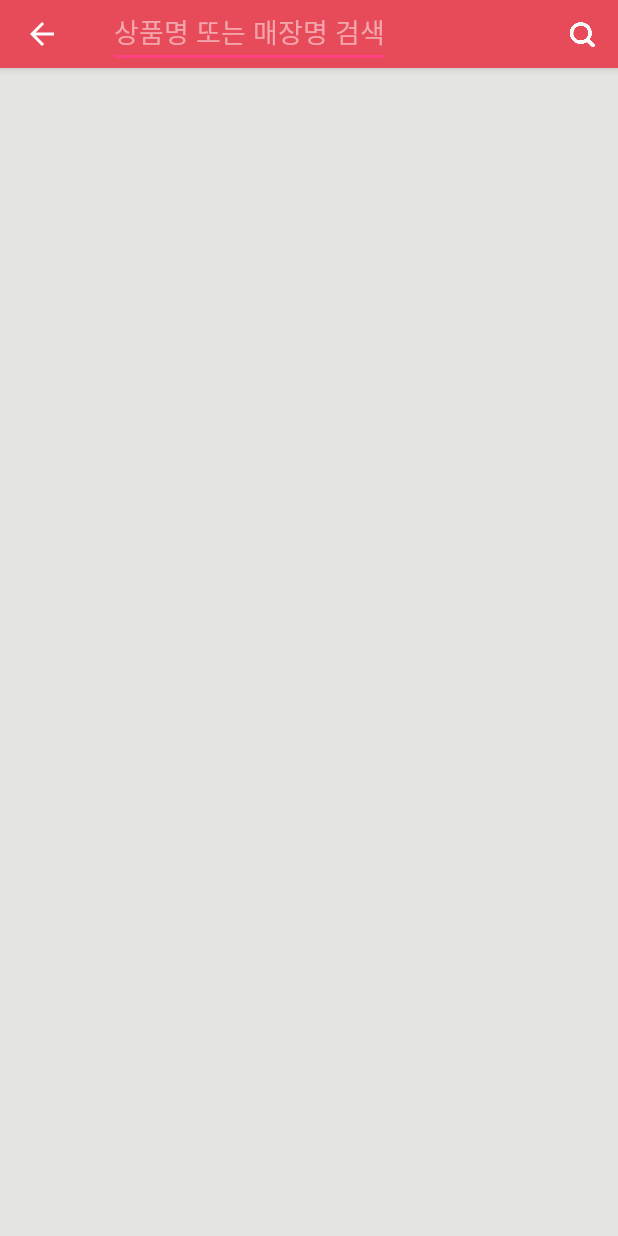
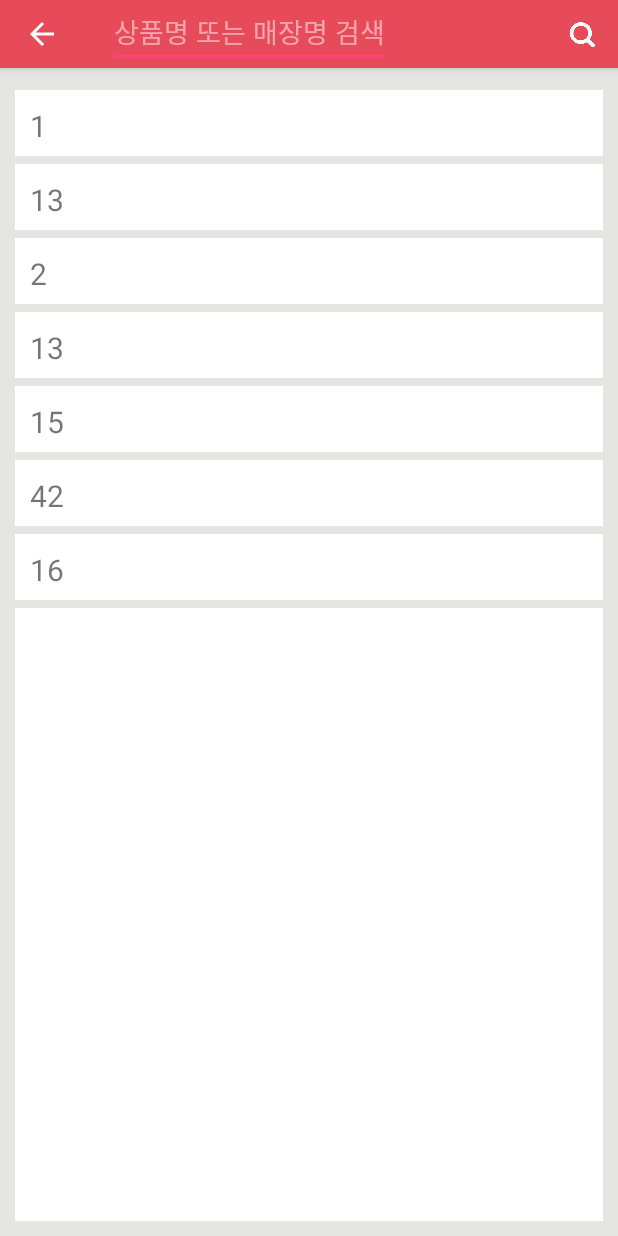
Before and after one commit to OnceTwice/ModealApplication, an Android app: the screen it shows after launch (SearchActivity), after a tap on an icon or button, on a phone screen of 412 x 824 dp. Run offline under Robolectric (Android 15) with nearby library versions, the phone set to English and light mode, and no system bars; libraries missing offline, so code that uses them is left out: com.github.kevinsawicki.http, com.nostra13.universalimageloader; 14 statements that could not run were skipped.

Commit message:
0125 검색시 아래 데이터 출력 진행중

```diff
--- a/app/src/main/java/com/ff/modealapplication/app/core/service/SearchService.java
+++ b/app/src/main/java/com/ff/modealapplication/app/core/service/SearchService.java
@@ -1,8 +1,57 @@
 package com.ff.modealapplication.app.core.service;
+
+import com.ff.modealapplication.andorid.network.JSONResult;
+import com.ff.modealapplication.app.core.vo.ItemVo;
+import com.github.kevinsawicki.http.HttpRequest;
+import com.google.gson.Gson;
+import com.google.gson.GsonBuilder;
+
+import java.io.IOException;
+import java.io.Reader;
+import java.net.HttpURLConnection;
+import java.util.List;
 
 /**
  * Created by BIT on 2017-01-24.
  */
 
 public class SearchService {
+    public List<ItemVo> searchList(){
+        String url="192.168.1.14:8888/modeal/list/search";
+
+        HttpRequest httpRequest = HttpRequest.get(url);
+
+        httpRequest.contentType(HttpRequest.CONTENT_TYPE_JSON);
+        httpRequest.accept(HttpRequest.CONTENT_TYPE_JSON);
+        httpRequest.connectTimeout(3000);
+        httpRequest.readTimeout(3000);
+
+        int responseCode=httpRequest.code();
+        if(responseCode != HttpURLConnection.HTTP_OK){
+            throw new RuntimeException("HTTP Response :" + responseCode);
+        }
+
+        JSONResultSearhList jsonResultSearchList = fromJSON(httpRequest, JSONResultSearhList.class);
+
+        return jsonResultSearchList.getData();
+    }
+
+    public class JSONResultSearhList extends JSONResult<List<ItemVo>>{
+    }
+
+    protected <V> V fromJSON(HttpRequest request, Class<V> target){
+        V v= null;
+        try{
+            Gson gson = new GsonBuilder().create();
+
+            Reader reader = request.bufferedReader();
+            v=gson.fromJson(reader, target);
+
+            reader.close();
+        }catch (IOException e){
+            throw new RuntimeException(e);
+        }
+        return v;
+    }
+
 }
--- a/app/src/main/java/com/ff/modealapplication/app/ui/Main/MainActivity.java
+++ b/app/src/main/java/com/ff/modealapplication/app/ui/Main/MainActivity.java
@@ -23,6 +23,7 @@ import android.util.Log;
 import android.view.Menu;
 import android.view.MenuItem;
 import android.view.View;
+import android.widget.ListView;
 import android.widget.Toast;
 import android.widget.Toast;
 
@@ -161,15 +162,12 @@ public class MainActivity extends ListActivity implements NavigationView.OnNavig
         public List<Map<String, Object>> call() throws Exception {
             MainService mainService = new MainService();
             List<Map<String, Object>> list = mainService.MainItemList();
-            Log.d("--------", "" + list);
             return list;
         }
 
         @Override
         protected void onSuccess(List<Map<String, Object>> list) throws Exception {
-            Log.d("success test ->", "" + list);
             mainListArrayAdapter.add(list);
-            Log.d("123", "" + list);
             super.onSuccess(list);
         }
 
--- a/app/src/main/java/com/ff/modealapplication/app/ui/Search/SearchActivity.java
+++ b/app/src/main/java/com/ff/modealapplication/app/ui/Search/SearchActivity.java
@@ -4,19 +4,35 @@ import android.content.Intent;
 import android.support.v7.app.AppCompatActivity;
 import android.os.Bundle;
 import android.support.v7.widget.Toolbar;
+import android.text.Editable;
+import android.text.TextWatcher;
+import android.util.Log;
 import android.view.KeyEvent;
 import android.view.Menu;
 import android.view.MenuItem;
 import android.view.View;
+import android.widget.ArrayAdapter;
 import android.widget.EditText;
+import android.widget.ListView;
 
 import com.ff.modealapplication.R;
+import com.ff.modealapplication.andorid.network.SafeAsyncTask;
+import com.ff.modealapplication.app.core.service.SearchService;
+import com.ff.modealapplication.app.core.vo.ItemVo;
+
+import java.util.ArrayList;
+import java.util.List;
+import java.util.Map;
 
 public class SearchActivity extends AppCompatActivity {
 
+    private SearchService searchService = new SearchService();
     private  EditText search_edit;
+    ListView listView;
 
+    ArrayAdapter<String> adapter;
 
+    ArrayList<Map<String, String>> mapList;
 
     @Override
     protected void onCreate(Bundle savedInstanceState) {
@@ -29,7 +45,32 @@ public class SearchActivity extends AppCompatActivity {
         getSupportActionBar().setDisplayShowTitleEnabled(false);
         getSupportActionBar().setDisplayHomeAsUpEnabled(true); //뒤로가기 버튼
 
+        List<ItemVo> list = searchService.searchList();
+
+        //검색 입력시 리스트 출력
+        listView = (ListView)findViewById(R.id.list_search);
         search_edit = (EditText) findViewById(R.id.search_button);
+
+        String test[]={"1","13","2","13","15","42","16"};
+        adapter=new ArrayAdapter<String>(this, R.layout.search_list,R.id.search_textView, test);
+        listView.setAdapter(adapter);
+
+        search_edit.addTextChangedListener(new TextWatcher() {
+            @Override
+            public void beforeTextChanged(CharSequence s, int start, int count, int after) {
+                SearchActivity.this.adapter.getFilter().filter(s);
+            }
+
+            @Override
+            public void onTextChanged(CharSequence s, int start, int before, int count) {
+
+            }
+
+            @Override
+            public void afterTextChanged(Editable s) {
+
+            }
+        });
 
         //엔터시 이동
         search_edit.setOnKeyListener(new View.OnKeyListener() {
@@ -45,6 +86,7 @@ public class SearchActivity extends AppCompatActivity {
                 return false;
             }
         });
+
 
 
     }
@@ -74,4 +116,24 @@ public class SearchActivity extends AppCompatActivity {
 
         return super.onOptionsItemSelected(item);
     }
+
+    private class  SearchListAsyncTask extends SafeAsyncTask<List<ItemVo>>{
+        @Override
+        public List<ItemVo> call() throws Exception {
+            List<ItemVo> list = searchService.searchList();
+            return list;
+        }
+
+        @Override
+        protected void onSuccess(List<ItemVo> itemVos) throws Exception {
+            super.onSuccess(itemVos);
+        }
+
+        @Override
+        protected void onException(Exception e) throws RuntimeException {
+//            super.onException(e);
+            Log.d("SearchException :" ,""+e);
+            throw new RuntimeException(e);
+        }
+    }
 }
--- a/app/src/main/res/layout/activity_search.xml
+++ b/app/src/main/res/layout/activity_search.xml
@@ -5,7 +5,6 @@
     android:id="@+id/activity_search"
     android:layout_width="match_parent"
     android:layout_height="match_parent"
-    android:background="#E5E5E2"
     android:paddingBottom="@dimen/activity_vertical_margin"
     android:paddingLeft="@dimen/activity_horizontal_margin"
     android:paddingRight="@dimen/activity_horizontal_margin"
@@ -16,6 +15,7 @@
     <android.support.design.widget.CoordinatorLayout xmlns:android="http://schemas.android.com/apk/res/android"
         xmlns:app="http://schemas.android.com/apk/res-auto"
         xmlns:tools="http://schemas.android.com/tools"
+        android:background="#E5E5E2"
         android:layout_width="match_parent"
         android:layout_height="match_parent"
         android:fitsSystemWindows="true">
@@ -48,6 +48,28 @@
             </android.support.v7.widget.Toolbar>
 
         </android.support.design.widget.AppBarLayout>
+
     </android.support.design.widget.CoordinatorLayout>
 
+    <LinearLayout
+        android:orientation="vertical"
+        android:layout_width="match_parent"
+        android:layout_height="match_parent"
+        android:layout_marginTop="50dp">
+
+        <ListView
+
+            android:id="@+id/list_search"
+            android:background="#fff"
+            android:layout_width="match_parent"
+            android:layout_height="match_parent"
+            android:layout_margin="10dp"
+            android:divider="#E5E5E2"
+            android:dividerHeight="5dp"
+            android:layout_marginBottom="29dp"
+            android:layout_alignParentBottom="true"
+            android:layout_centerHorizontal="true" />
+    </LinearLayout>
+
+
 </RelativeLayout>
--- a/app/src/main/res/layout/row_main_list.xml
+++ b/app/src/main/res/layout/row_main_list.xml
@@ -84,7 +84,8 @@
                 android:layout_width="56dp"
                 android:layout_height="wrap_content"
                 app:srcCompat="@drawable/heart2"
-                android:id="@+id/imageView" />
+                android:id="@+id/imageView"
+                android:background="#fff"/>
 
 
         </LinearLayout>
--- /dev/null
+++ b/app/src/main/res/layout/search_list.xml
@@ -0,0 +1,14 @@
+<?xml version="1.0" encoding="utf-8"?>
+<LinearLayout xmlns:android="http://schemas.android.com/apk/res/android"
+    android:layout_width="match_parent"
+    android:layout_height="match_parent">
+
+    <TextView
+        android:text="TextView"
+        android:textSize="20dp"
+        android:padding="10dp"
+        android:layout_width="wrap_content"
+        android:layout_height="44dp"
+        android:id="@+id/search_textView"
+        android:layout_weight="1" />
+</LinearLayout>
```
